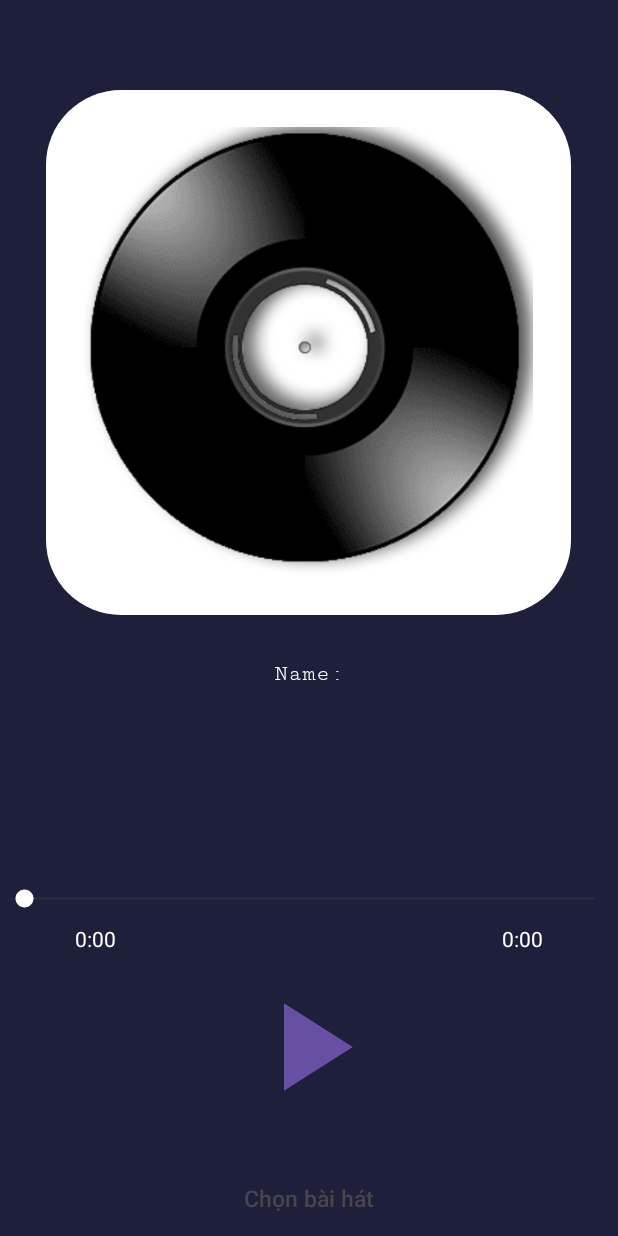
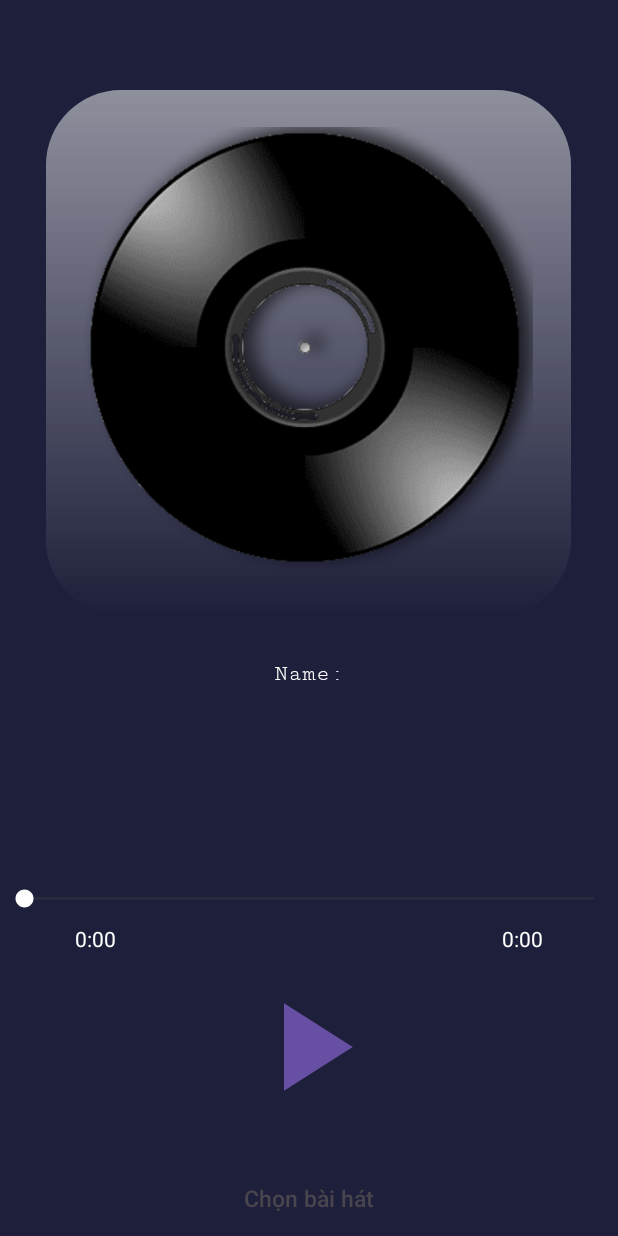
Before and after one commit to yeguzi/app_highlight_detect, an Android app: the screen it shows after launch (MainActivity), on a phone screen of 412 x 824 dp. Run offline under Robolectric (Android 15) with nearby library versions, the phone set to English and light mode, and no system bars; libraries missing offline, so code that uses them is left out: com.chaquo.python; 4 statements that could not run were skipped.

Commit message:
Update UI

```diff
--- a/app/src/main/res/drawable/rounded_background.xml
+++ b/app/src/main/res/drawable/rounded_background.xml
@@ -1,7 +1,12 @@
 <?xml version="1.0" encoding="utf-8"?>
 <shape xmlns:android="http://schemas.android.com/apk/res/android"
     android:shape="rectangle">
-    <solid android:color="@color/white"/>
-    <corners android:radius="50dp"/>
-    <alpha android:value="0.5"/>
+
+    <gradient
+        android:startColor="#80FFFFFF"
+        android:endColor="#00FFFFFF"
+        android:angle="270" />
+
+    <corners android:radius="50dp" />
+    <alpha android:value="0.5" />
 </shape>
```
